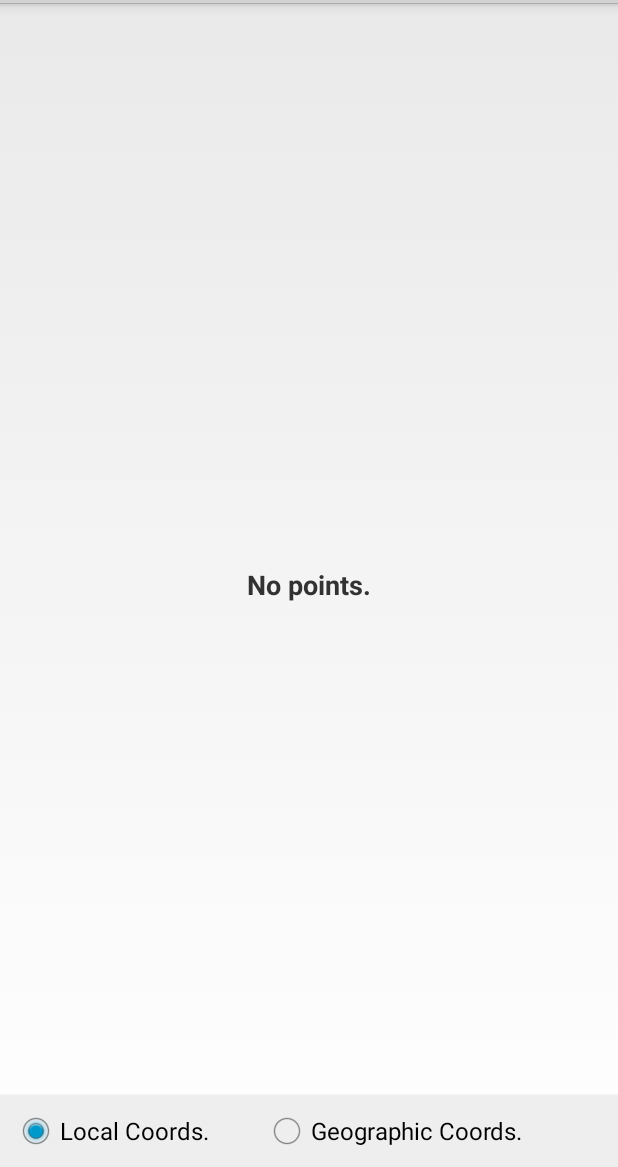
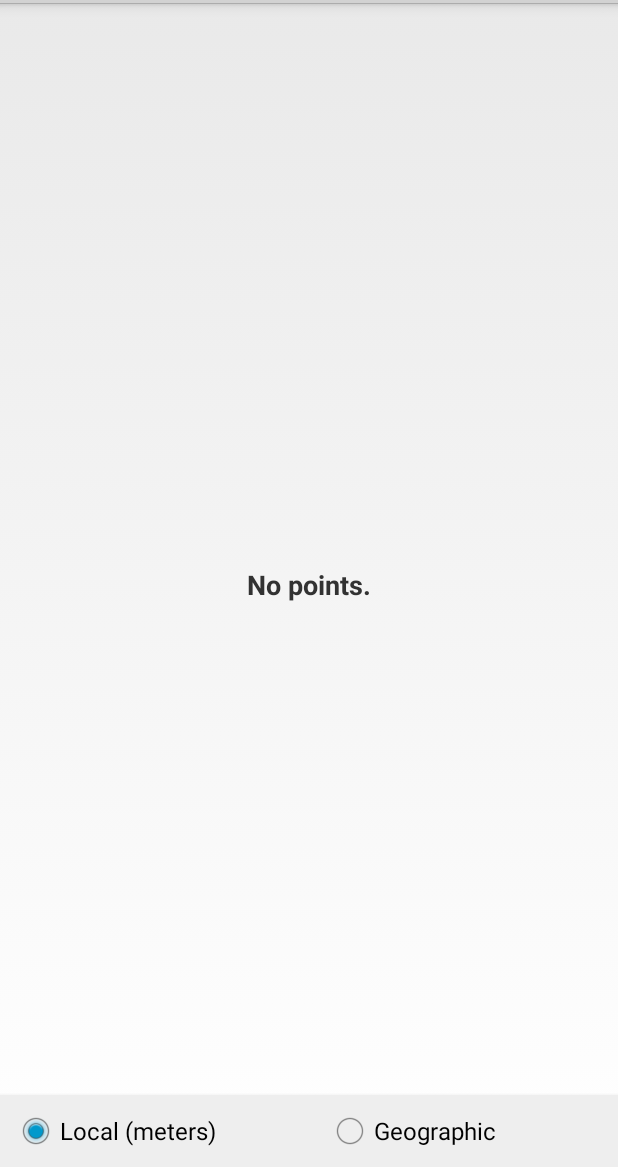
Before and after one commit to chasmack/GeoLocal, an Android app: the screen it shows after launch (MainActivity), on a phone screen of 412 x 824 dp, the part 69-1236 px from its top. Run offline under Robolectric (Android 15) with nearby library versions, the phone set to English and light mode, and no system bars; 1 statement that could not run was skipped.

Commit message:
complete transform settings

```diff
--- a/app/src/main/java/com/asis/chasm/geolocal/CoordPairPreference.java
+++ b/app/src/main/java/com/asis/chasm/geolocal/CoordPairPreference.java
@@ -89,11 +89,16 @@ public class CoordPairPreference extends DialogPreference {
 
             TransformSettings settings = TransformSettings.getSettings();
             double factor = settings.getUnitsFactor();
+
+            // Parse coordinate values and convert to system units (meters).
             Double first = Double.parseDouble(mFirstValue.getText().toString()) / factor;
             Double second = Double.parseDouble(mSecondValue.getText().toString()) / factor;
 
+            // Format coordinate pair and persist to shared preferences.
             mCurrentValue = String.format(TransformSettings.LOCAL_COORD_FORMAT_METERS, first, second);
             persistString(mCurrentValue);
+
+            Log.d(TAG, "onDialogClosed mCurrentValue: " + mCurrentValue);
         }
     }
 }
--- a/app/src/main/java/com/asis/chasm/geolocal/MainActivity.java
+++ b/app/src/main/java/com/asis/chasm/geolocal/MainActivity.java
@@ -35,9 +35,6 @@ public class MainActivity extends Activity {
     public static final String FRAGMENT_POINTS_MANAGER = "manager";
     public static final String FRAGMENT_SETTINGS = "settings";
 
-    // Name of the SharedPreferences used by preference manager.
-    public static final String SHARED_PREF_NAME = "transform_settings";
-
     // XML asset file with projection constants.
     private static final String PROJECTION_CONSTANTS = "projections.txt";
 
@@ -56,8 +53,7 @@ public class MainActivity extends Activity {
         }
 
         // Set defaults for the shared preferences.
-        PreferenceManager.setDefaultValues(
-                this, SHARED_PREF_NAME, Context.MODE_PRIVATE, R.xml.preferences, false);
+        PreferenceManager.setDefaultValues(this,  R.xml.preferences, false);
 
         // Load the Projections table
         loadProjections(PROJECTION_CONSTANTS);
--- a/app/src/main/java/com/asis/chasm/geolocal/PointsListFragment.java
+++ b/app/src/main/java/com/asis/chasm/geolocal/PointsListFragment.java
@@ -101,6 +101,16 @@ public class PointsListFragment extends ListFragment
         super.onActivityCreated(savedInstanceState);
         Log.d(TAG, "onActivityCreated");
 
+        // We have a menu item to show in action bar.
+        setHasOptionsMenu(true);
+
+        // Give some text to display if there is no data.  In a real
+        // application this would come from a resource.
+        setEmptyText("No points.");
+
+        // Create an empty adapter we will use to display the loaded data.
+        mAdapter = new PointsCursorAdapter(getActivity(), null, 0);
+
         // Set onClickListeners for the Local/Geographic radio buttons
         RadioButton local = (RadioButton) getActivity().findViewById(R.id.radio_local);
         local.setOnClickListener(new OnClickListener() {
@@ -118,16 +128,9 @@ public class PointsListFragment extends ListFragment
 
         // TODO: initialize radio button from savedInstanceState
         local.setChecked(true);
+        mAdapter.setCoordinateType(POINTS_TYPE_LOCAL);
 
-        // We have a menu item to show in action bar.
-        setHasOptionsMenu(true);
-
-        // Give some text to display if there is no data.  In a real
-        // application this would come from a resource.
-        setEmptyText("No points.");
-
-        // Create an empty adapter we will use to display the loaded data.
-        mAdapter = new PointsCursorAdapter(getActivity(), null, 0);
+        // Connect the cursor adapter to the points list.
         setListAdapter(mAdapter);
 
         // Prepare the loader.  Either re-connect with an existing one,
@@ -138,6 +141,8 @@ public class PointsListFragment extends ListFragment
     @Override
     public void onResume() {
         super.onResume();
+        TextView tv = (TextView) getView().findViewById(R.id.radio_local);
+        tv.setText("Local (" + TransformSettings.getSettings().getUnitsName() + ")");
     }
 
     @Override
@@ -255,6 +260,8 @@ public class PointsListFragment extends ListFragment
                             cursor.getDouble(Points.INDEX_X) * mSettings.getUnitsFactor()));
                     tv =(TextView) view.findViewById(R.id.coord_prefix);
                     tv.setText("N/E:");
+                    // tv =(TextView) view.findViewById(R.id.coord_suffix);
+                    // tv.setText("(" + mSettings.getLocalCoordSuffix() + ")");
                     break;
             }
         }
--- a/app/src/main/java/com/asis/chasm/geolocal/TransformSettings.java
+++ b/app/src/main/java/com/asis/chasm/geolocal/TransformSettings.java
@@ -19,7 +19,6 @@ public class TransformSettings {
     private static final String TAG = "TransformSettings";
 
     // Preference keys.
-    public static final String PREFERENCE_KEY_SWITCH = "pref_switch";
     public static final String PREFERENCE_KEY_UNITS = "pref_units";
     public static final String PREFERENCE_KEY_LOCAL_BASE = "pref_local_base";
     public static final String PREFERENCE_KEY_ROTATE = "pref_rotate";
@@ -35,10 +34,19 @@ public class TransformSettings {
     private String mDisplayUnits;
     public  String getDisplayUnits() { return mDisplayUnits; }
 
+    // Units names.
+    public static final String UNITS_NAME_METERS = "meters";
+    public static final String UNITS_NAME_SURVEY_FEET = "survey ft";
+    public static final String UNITS_NAME_INTERNATIONAL_FEET = "international ft";
+    public static final String UNITS_NAME_GEOGRAPHIC = "degrees";
+
+    private String mUnitsName;
+    public  String getUnitsName() { return mUnitsName; }
+
     // Coordinate suffixes.
     public static final String LOCAL_COORD_SUFFIX_METERS = "m";
     public static final String LOCAL_COORD_SUFFIX_SURVEY_FEET = "sft";
-    public static final String LOCAL_COORD_SUFFIX_INTERNATIONAL_FEET = "ft (international)";
+    public static final String LOCAL_COORD_SUFFIX_INTERNATIONAL_FEET = "int ft";
 
     private String mLocalCoordSuffix;
     public  String getLocalCoordSuffix() { return mLocalCoordSuffix; }
@@ -128,8 +136,7 @@ public class TransformSettings {
             sInstance = new TransformSettings();
         }
 
-        SharedPreferences sharedPrefs = context
-                .getSharedPreferences(MainActivity.SHARED_PREF_NAME, Context.MODE_PRIVATE);
+        SharedPreferences sharedPrefs = PreferenceManager.getDefaultSharedPreferences(context);
 
         Map<String, ?> prefs = sharedPrefs.getAll();
         for (String key : prefs.keySet()) {
@@ -138,41 +145,40 @@ public class TransformSettings {
     }
 
     public void update(Context context, String key) {
-        Log.d(TAG, "update key: " + key);
-
-        if (key.equals(PREFERENCE_KEY_SWITCH)) { return; }
 
         // TODO: Hook up transform settings.
-        baseX = 5000.00 / UNITS_FACTOR_SURVEY_FEET;
-        baseY = 10000.00 / UNITS_FACTOR_SURVEY_FEET;
         gridX = 6069017.11 / UNITS_FACTOR_SURVEY_FEET;
         gridY = 2118671.75 / UNITS_FACTOR_SURVEY_FEET;
         rotate = -1.2250;
         scale = 1.0;
 
-        SharedPreferences sharedPrefs = context
-                .getSharedPreferences(MainActivity.SHARED_PREF_NAME, Context.MODE_PRIVATE);
+        SharedPreferences sharedPrefs = PreferenceManager.getDefaultSharedPreferences(context);
 
         String value = sharedPrefs.getString(key, "");
         if (value == null || value.isEmpty()) {
             throw new IllegalArgumentException("Unset preference key: " + key);
         }
 
+        Log.d(TAG, "update key: " + key + "=" + value);
+
         switch (key) {
             case PREFERENCE_KEY_UNITS:
                 switch(value) {
                     case PREFERENCE_UNITS_METERS:
                         mUnitsFactor = UNITS_FACTOR_METERS;
+                        mUnitsName = UNITS_NAME_METERS;
                         mLocalCoordSuffix = LOCAL_COORD_SUFFIX_METERS;
                         mLocalCoordFormat = LOCAL_COORD_FORMAT_METERS;
                         break;
                     case PREFERENCE_UNITS_SURVEY_FEET:
                         mUnitsFactor = UNITS_FACTOR_SURVEY_FEET;
+                        mUnitsName = UNITS_NAME_SURVEY_FEET;
                         mLocalCoordSuffix = LOCAL_COORD_SUFFIX_SURVEY_FEET;
                         mLocalCoordFormat = LOCAL_COORD_FORMAT_SURVEY_FEET;
                         break;
                     case PREFERENCE_UNITS_INTERNATIONAL_FEET:
                         mUnitsFactor = UNITS_FACTOR_INTERNATIONAL_FEET;
+                        mUnitsName = UNITS_NAME_INTERNATIONAL_FEET;
                         mLocalCoordSuffix = LOCAL_COORD_SUFFIX_INTERNATIONAL_FEET;
                         mLocalCoordFormat = LOCAL_COORD_FORMAT_INTERNATIONAL_FEET;
                         break;
--- a/app/src/main/res/layout/fragment_points_list.xml
+++ b/app/src/main/res/layout/fragment_points_list.xml
@@ -20,13 +20,13 @@
         <RadioButton android:id="@+id/radio_local"
             android:layout_width="wrap_content"
             android:layout_height="wrap_content"
-            android:layout_weight="2"
+            android:layout_weight="5"
             android:text="@string/radio_local" />
 
         <RadioButton android:id="@+id/radio_geographic"
             android:layout_width="wrap_content"
             android:layout_height="wrap_content"
-            android:layout_weight="3"
+            android:layout_weight="5"
             android:text="@string/radio_geographic" />
     </RadioGroup>
 
--- a/app/src/main/res/values/strings.xml
+++ b/app/src/main/res/values/strings.xml
@@ -3,8 +3,8 @@
     <string name="app_name">GeoLocal</string>
 
     <!-- Radio button names for the points list coord options -->
-    <string name="radio_local">Local Coords.</string>
-    <string name="radio_geographic">Geographic Coords.</string>
+    <string name="radio_local">Local</string>
+    <string name="radio_geographic">Geographic</string>
 
     <!-- Menu items -->
     <string name="action_test_transform">Test Transform</string>
@@ -39,13 +39,6 @@
     <string name="pref_local_base_second_title">E:</string>
     <string name="local_base_message">Northing/Easting for the local base.</string>
 
-    <string name="category_geographic">Geographic coordinates</string>
-
-    <string name="pref_switch_key">pref_switch</string>
-    <string name="pref_switch_title">Switch option</string>
-    <string name="pref_switch_summary_checked">Option is ON.</string>
-    <string name="pref_switch_summary_not_checked">Option is OFF.</string>
-
     <string name="pref_projection_key">pref_projection</string>
     <string name="pref_projection_title">Coordinate system projection</string>
     <string name="pref_projection_default">0401</string>
--- a/app/src/main/res/xml/preferences.xml
+++ b/app/src/main/res/xml/preferences.xml
@@ -26,14 +26,4 @@
 
     </PreferenceCategory>
 
-    <PreferenceCategory
-        android:title="@string/category_geographic">
-
-        <SwitchPreference
-            android:key="@string/pref_switch_key"
-            android:title="@string/pref_switch_title"
-            android:defaultValue="true" />
-
-    </PreferenceCategory>
-
 </PreferenceScreen>
```
Also changed, not shown: app/src/main/java/com/asis/chasm/geolocal/GeoPoint.java (+5 -4 lines), app/src/main/java/com/asis/chasm/geolocal/GridPoint.java (+6 -20 lines), app/src/main/java/com/asis/chasm/geolocal/LocalPoint.java (+7 -6 lines), app/src/main/java/com/asis/chasm/geolocal/PointsManagerFragment.java (+4 -4 lines), app/src/main/java/com/asis/chasm/geolocal/TransformLC.java (+30 -26 lines), app/src/main/java/com/asis/chasm/geolocal/TransformSettingsFragment.java (+8 -7 lines), app/src/main/java/com/asis/chasm/geolocal/TransformTM.java (+24 -16 lines), app/src/main/res/layout/list_item_point.xml (+10 -1 lines).
